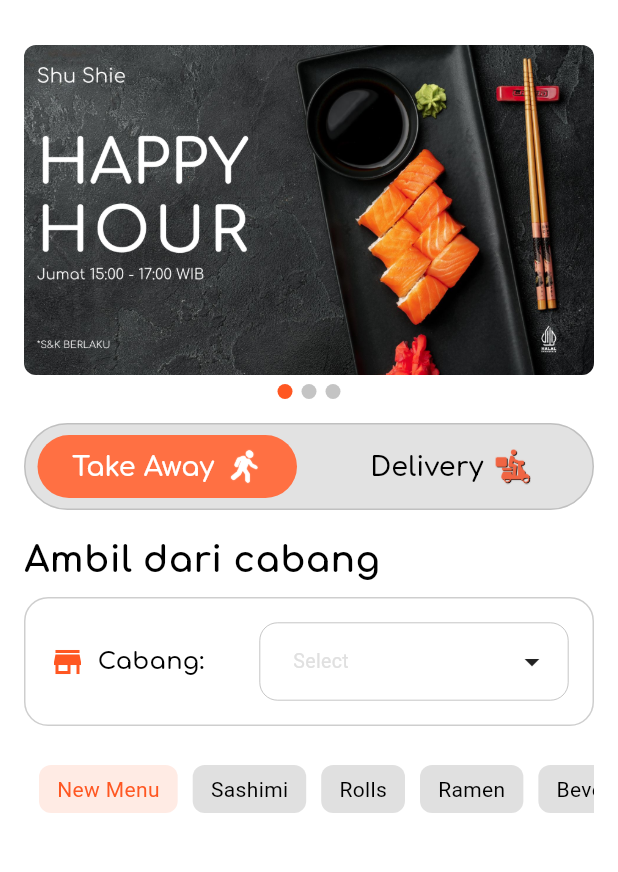
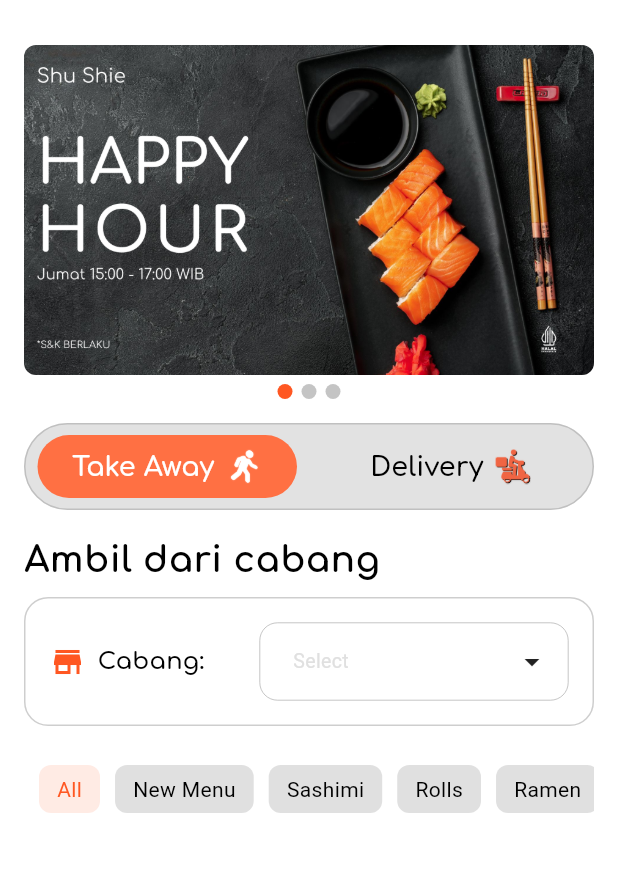
Before and after one commit to AlphaByte-RedTeam/sushi_app, a Flutter app: the Home screen opened by its route, on a phone screen of 412 x 824 dp, the part 63-935 px from its top. Run offline on Flutter 3.47's test engine with Material 3 defaults, Android fonts, the phone set to English and light mode, and no system bars; drawn by our look-alikes of banner_carousel, chips_choice, multi_dropdown; our stand-ins replace flutter_dotenv, flutter_signin_button, flutter_svg, gap, google_fonts, supabase_flutter; accounts and stored records are empty.

Commit message:
add "all" chips and remove unused code

```diff
--- a/lib/pages/home.dart
+++ b/lib/pages/home.dart
@@ -1,6 +1,5 @@
 import 'package:banner_carousel/banner_carousel.dart';
 import 'package:chips_choice/chips_choice.dart';
-import 'package:flexi_chip/flexi_chip.dart';
 import 'package:flutter/material.dart';
 import 'package:gap/gap.dart';
 import 'package:google_fonts/google_fonts.dart';
@@ -42,13 +41,6 @@ class _HomeState extends State<Home> {
   MultiSelectController selectLocationController = MultiSelectController();
   MultiSelectController selectBranchController = MultiSelectController();
 
-  List listMenu = [
-    'New Menu',
-    'Sashimi',
-    'Rolls',
-    'Ramen',
-    'Beverage',
-  ];
   int indexSelectedMenu = 0;
 
   @override
@@ -428,6 +420,7 @@ class _HomeState extends State<Home> {
                   onChanged: (val) => setState(() => indexSelectedMenu = val),
                   choiceItems: C2Choice.listFrom<int, String>(
                     source: [
+                      'All',
                       'New Menu',
                       'Sashimi',
                       'Rolls',
```
